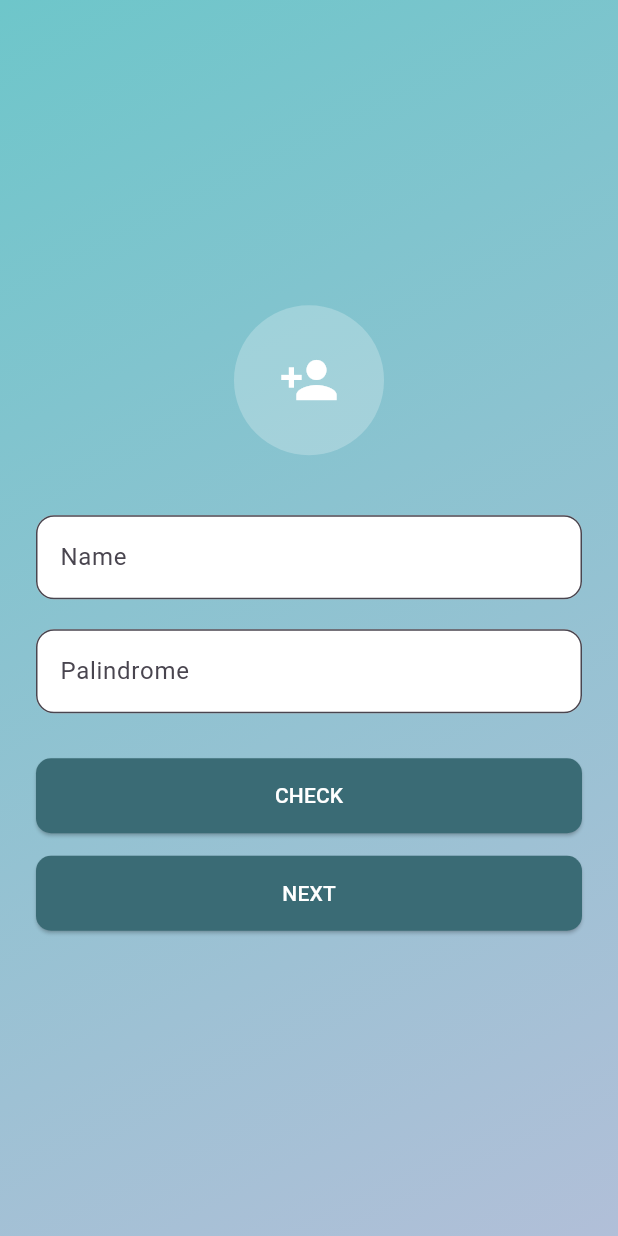
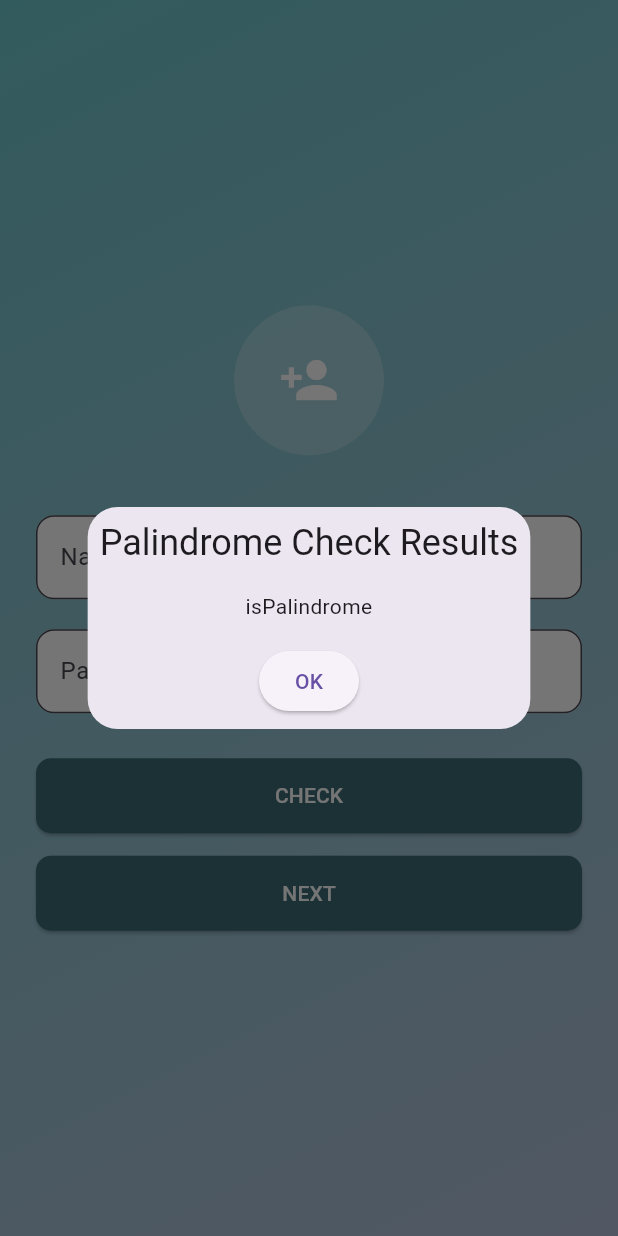
Before and after one commit to DeltDev/Suitmedia-KM-Test-Flutter-Akbar-Al-Fattah-Mobile-Developer-Intern, a Flutter app: the screen it shows after launch, after a tap on "CHECK", on a phone screen of 412 x 824 dp. Run offline on Flutter 3.47's test engine with Material 3 defaults, Android fonts, the phone set to English and light mode, and no system bars; our stand-ins replace get.

Commit message:
feat: Palindrome checking functionality

```diff
--- /dev/null
+++ b/lib/controllers/palindrome_controller.dart
@@ -0,0 +1,14 @@
+import 'package:get/get.dart';
+
+class PalindromeController extends GetxController{
+  var name = ''.obs;
+  var sentence = ''.obs;
+
+  void setName(String value) => name.value = value;
+  void setSentence(String value) => sentence.value = value;
+
+  bool get isPalindrome {
+    final cleaned = sentence.value.replaceAll(RegExp(r'\s+'), '').toLowerCase();
+    return cleaned == cleaned.split('').reversed.join('');
+  }
+}
--- a/lib/main.dart
+++ b/lib/main.dart
@@ -1,4 +1,6 @@
 import 'package:flutter/material.dart';
+import 'package:get/get_navigation/src/root/get_material_app.dart';
+import 'package:suitmedia_km_test_akbar_al_fattah_mobile_developer_intern/screens/first_screen.dart';
 
 void main() {
   runApp(const MyApp());
@@ -8,110 +10,10 @@ class MyApp extends StatelessWidget {
   const MyApp({super.key});
   @override
   Widget build(BuildContext context) {
-    return MaterialApp(
+    return GetMaterialApp(
       title: 'Palindrome Checker',
-      home: HomePage(),
+      home: FirstScreen(),
       debugShowCheckedModeBanner: false,
     );
   }
 }
-
-class HomePage extends StatelessWidget{
-  final TextEditingController nameController = TextEditingController();
-  final TextEditingController palindromeController = TextEditingController();
-
-  @override
-  Widget build(BuildContext context){
-    return Scaffold(
-      body: Container(
-        decoration: const BoxDecoration(
-          gradient: LinearGradient(
-              colors: [Color(0xFF6EC6CA), Color(0xFFB1BFD8)],
-            begin: Alignment.topLeft,
-            end: Alignment.bottomRight,
-          ),
-        ),
-        padding: const EdgeInsets.all(24.0),
-        child: Center(
-          child: SingleChildScrollView(
-            child: Column(
-              children: [
-                const CircleAvatar(
-                  radius: 50,
-                  backgroundColor: Colors.white24,
-                  child: Icon(
-                    Icons.person_add,
-                    size: 40,
-                    color: Colors.white,
-                  ),
-                ),
-                const SizedBox(height: 40,),
-                //text field untuk name
-                TextField(
-                  controller: nameController,
-                  decoration: InputDecoration(
-                    hintText: "Name",
-                    filled: true,
-                    fillColor: Colors.white,
-                    border: OutlineInputBorder(borderRadius: BorderRadius.circular(12.0)),
-                  ),
-                ),
-                const SizedBox(height: 20,),
-                //text field untuk palindrome
-                TextField(
-                  controller: palindromeController,
-                  decoration: InputDecoration(
-                    hintText: "Palindrome",
-                    filled: true,
-                    fillColor: Colors.white,
-                    border: OutlineInputBorder(borderRadius: BorderRadius.circular(12.0)),
-                  ),
-                ),
-                const SizedBox(height: 30,),
-                //tombol untuk cek palindrome
-                ElevatedButton(
-                    style: ElevatedButton.styleFrom(
-                      minimumSize: const Size(double.infinity, 50),
-                      backgroundColor: const Color(0xFF3A6B75),
-                      shape: RoundedRectangleBorder(
-                        borderRadius: BorderRadius.circular(10.0),
-                      ),
-                    ),
-                    onPressed: () {
-                      // Add palindrome check logic
-                    },
-                    child:const Text(
-                         style: TextStyle(
-                           color: Colors.white,
-                         ),
-                        "CHECK"
-                    ),
-                ),
-                const SizedBox(height: 15,),
-                //tombol untuk ke halaman berikutnya
-                ElevatedButton(
-                  style: ElevatedButton.styleFrom(
-                    minimumSize: const Size(double.infinity, 50),
-                    backgroundColor: const Color(0xFF3A6B75),
-                    shape: RoundedRectangleBorder(
-                      borderRadius: BorderRadius.circular(10.0),
-                    ),
-                  ),
-                  onPressed: () {
-                    // Add palindrome check logic
-                  },
-                  child:const Text(
-                      style: TextStyle(
-                        color: Colors.white,
-                      ),
-                      "NEXT"
-                  ),
-                ),
-              ],
-            ),
-          ),
-        ),
-      )
-    );
-  }
-}
--- /dev/null
+++ b/lib/screens/first_screen.dart
@@ -0,0 +1,115 @@
+import 'package:flutter/material.dart';
+import 'package:get/get.dart';
+import '../controllers/palindrome_controller.dart';
+// import 'second_screen.dart';
+
+class FirstScreen extends StatelessWidget{
+  final controller = Get.put(PalindromeController());
+  FirstScreen({super.key});
+
+  void _showResultDialog(bool isPalindrome) {
+    Get.defaultDialog(
+      title: 'Palindrome Check Results',
+      middleText: isPalindrome ? 'isPalindrome' : 'not palindrome',
+      confirm: ElevatedButton(
+        onPressed: () => Get.back(),
+        child: const Text('OK'),
+      ),
+    );
+  }
+
+  @override
+  Widget build(BuildContext context){
+    return Scaffold(
+        body: Container(
+          decoration: const BoxDecoration(
+            gradient: LinearGradient(
+              colors: [Color(0xFF6EC6CA), Color(0xFFB1BFD8)],
+              begin: Alignment.topLeft,
+              end: Alignment.bottomRight,
+            ),
+          ),
+          padding: const EdgeInsets.all(24.0),
+          child: Center(
+            child: SingleChildScrollView(
+              child: Column(
+                children: [
+                  const CircleAvatar(
+                    radius: 50,
+                    backgroundColor: Colors.white24,
+                    child: Icon(
+                      Icons.person_add,
+                      size: 40,
+                      color: Colors.white,
+                    ),
+                  ),
+                  const SizedBox(height: 40,),
+                  //text field untuk name
+                  TextField(
+                    onChanged: controller.setName,
+                    decoration: InputDecoration(
+                      hintText: "Name",
+                      filled: true,
+                      fillColor: Colors.white,
+                      border: OutlineInputBorder(borderRadius: BorderRadius.circular(12.0)),
+                    ),
+                  ),
+                  const SizedBox(height: 20,),
+                  //text field untuk palindrome
+                  TextField(
+                    onChanged: controller.setSentence,
+                    decoration: InputDecoration(
+                      hintText: "Palindrome",
+                      filled: true,
+                      fillColor: Colors.white,
+                      border: OutlineInputBorder(borderRadius: BorderRadius.circular(12.0)),
+                    ),
+                  ),
+                  const SizedBox(height: 30,),
+                  //tombol untuk cek palindrome
+                  ElevatedButton(
+                    style: ElevatedButton.styleFrom(
+                      minimumSize: const Size(double.infinity, 50),
+                      backgroundColor: const Color(0xFF3A6B75),
+                      shape: RoundedRectangleBorder(
+                        borderRadius: BorderRadius.circular(10.0),
+                      ),
+                    ),
+                    onPressed: () {
+                      _showResultDialog(controller.isPalindrome);
+                    },
+                    child:const Text(
+                        style: TextStyle(
+                          color: Colors.white,
+                        ),
+                        "CHECK"
+                    ),
+                  ),
+                  const SizedBox(height: 15,),
+                  //tombol untuk ke halaman berikutnya
+                  ElevatedButton(
+                    style: ElevatedButton.styleFrom(
+                      minimumSize: const Size(double.infinity, 50),
+                      backgroundColor: const Color(0xFF3A6B75),
+                      shape: RoundedRectangleBorder(
+                        borderRadius: BorderRadius.circular(10.0),
+                      ),
+                    ),
+                    onPressed: () {
+                      // Switch to second screen
+                    },
+                    child:const Text(
+                        style: TextStyle(
+                          color: Colors.white,
+                        ),
+                        "NEXT"
+                    ),
+                  ),
+                ],
+              ),
+            ),
+          ),
+        )
+    );
+  }
+}
--- a/pubspec.yaml
+++ b/pubspec.yaml
@@ -30,6 +30,7 @@ environment:
 dependencies:
   flutter:
     sdk: flutter
+  get: ^4.6.6
 
   # The following adds the Cupertino Icons font to your application.
   # Use with the CupertinoIcons class for iOS style icons.
```
Also changed, not shown: pubspec.lock.
